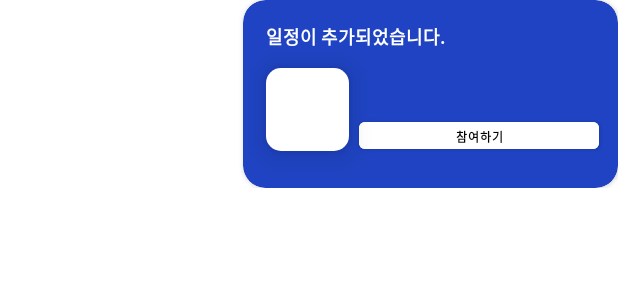
After one commit to DSM-JAVA-PROJECT/Project-Flow_Android, an Android app: the layout chat_plan_item_mine.xml on its own in the app's theme, with its tools: preview values and no code run, on a phone screen of 412 x 824 dp. The commit adds this screen. Shown: the top 300 px of the screen. Run offline under Robolectric (Android 15) with nearby library versions, the phone set to English and light mode, and no system bars; network calls fail.

Commit message:
[STYLE] Plan item ui

```diff
--- /dev/null
+++ b/app/src/main/res/drawable/plan_image_radius.xml
@@ -0,0 +1,6 @@
+<?xml version="1.0" encoding="utf-8"?>
+<shape xmlns:android="http://schemas.android.com/apk/res/android"
+    android:shape="rectangle">
+    <solid android:color="@color/white"/>
+    <corners android:radius="10dp"/>
+</shape>
--- /dev/null
+++ b/app/src/main/res/layout/chat_plan_item_mine.xml
@@ -0,0 +1,84 @@
+<?xml version="1.0" encoding="utf-8"?>
+<androidx.constraintlayout.widget.ConstraintLayout xmlns:android="http://schemas.android.com/apk/res/android"
+    android:layout_width="match_parent"
+    android:layout_height="wrap_content"
+    xmlns:app="http://schemas.android.com/apk/res-auto">
+
+    <androidx.cardview.widget.CardView
+        android:id="@+id/cardView2"
+        android:layout_width="250dp"
+        android:layout_height="125dp"
+        android:backgroundTint="@color/color_flow"
+        app:cardCornerRadius="15dp"
+        app:layout_constraintBottom_toBottomOf="parent"
+        app:layout_constraintEnd_toEndOf="parent"
+        app:layout_constraintTop_toTopOf="parent">
+
+        <TextView
+            android:layout_width="wrap_content"
+            android:layout_height="wrap_content"
+            android:layout_margin="15dp"
+            android:fontFamily="@font/font_roboto_bold"
+            android:text="@string/chat_plan_item_title"
+            android:textColor="@color/white"
+            android:textSize="12sp"
+            android:textStyle="bold" />
+
+        <ImageView
+            android:id="@+id/plan_item_mine_iv"
+            android:layout_width="55dp"
+            android:layout_height="55dp"
+            android:layout_marginStart="15dp"
+            android:layout_marginTop="45dp"
+            android:background="@drawable/plan_image_radius"
+            android:elevation="10dp" />
+
+        <TextView
+            android:id="@+id/plan_item_mine_content_tv"
+            android:layout_width="wrap_content"
+            android:layout_height="wrap_content"
+            android:layout_marginStart="77dp"
+            android:layout_marginTop="45dp"
+            android:fontFamily="@font/font_roboto_bold"
+            android:textColor="@color/white"
+            android:textSize="10sp"
+            android:textStyle="bold" />
+
+        <TextView
+            android:id="@+id/plan_item_mine_date_tv"
+            android:layout_width="wrap_content"
+            android:layout_height="wrap_content"
+            android:layout_marginStart="77dp"
+            android:layout_marginTop="60dp"
+            android:fontFamily="@font/font_roboto_regular"
+            android:textColor="@color/white"
+            android:textSize="8sp" />
+
+        <Button
+            android:layout_width="160dp"
+            android:layout_height="30dp"
+            android:layout_marginStart="77dp"
+            android:layout_marginTop="75dp"
+            android:backgroundTint="@color/white"
+            android:elevation="10dp"
+            android:fontFamily="@font/font_roboto_bold"
+            android:gravity="center"
+            android:text="@string/chat_plan_item_join"
+            android:textColor="@color/black"
+            android:textSize="8sp"
+            android:textStyle="bold" />
+
+    </androidx.cardview.widget.CardView>
+
+    <TextView
+        android:id="@+id/plan_item_mine_time_tv"
+        android:layout_width="wrap_content"
+        android:layout_height="wrap_content"
+        android:layout_marginBottom="12dp"
+        android:layout_marginEnd="5dp"
+        android:textColor="@color/black"
+        android:textSize="10sp"
+        app:layout_constraintBottom_toBottomOf="parent"
+        app:layout_constraintEnd_toStartOf="@+id/cardView2" />
+
+</androidx.constraintlayout.widget.ConstraintLayout>
--- a/app/src/main/res/values/strings.xml
+++ b/app/src/main/res/values/strings.xml
@@ -35,6 +35,9 @@
     <string name="add_schedule_bottom_btn">추가하기</string>
     <string name="add_schedule_bottom_date_hint">날짜를 선택하세요</string>
     <string name="chat_list_my_chat">나의 채팅</string>
+    <string name="chat_plan_item_title">일정이 추가되었습니다.</string>
+    <string name="chat_plan_item_join">참여하기</string>
+
     <string name="start_project">프로젝트 관리는</string>
     <string name="start_project_se">프로젝트 플로우에서</string>
     <string name="comment_1">프로젝트 플로우는 개발자의</string>
```
Also changed, not shown: app/src/main/res/layout/chat_plan_item_other.xml (added, +84 -0 lines).
